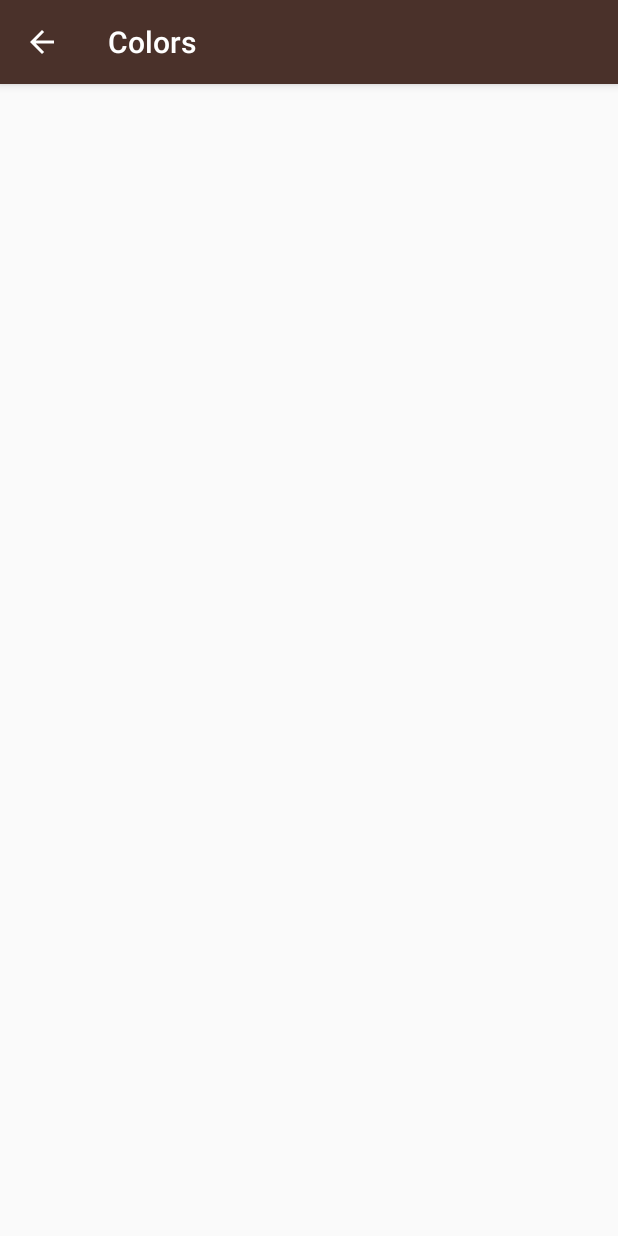
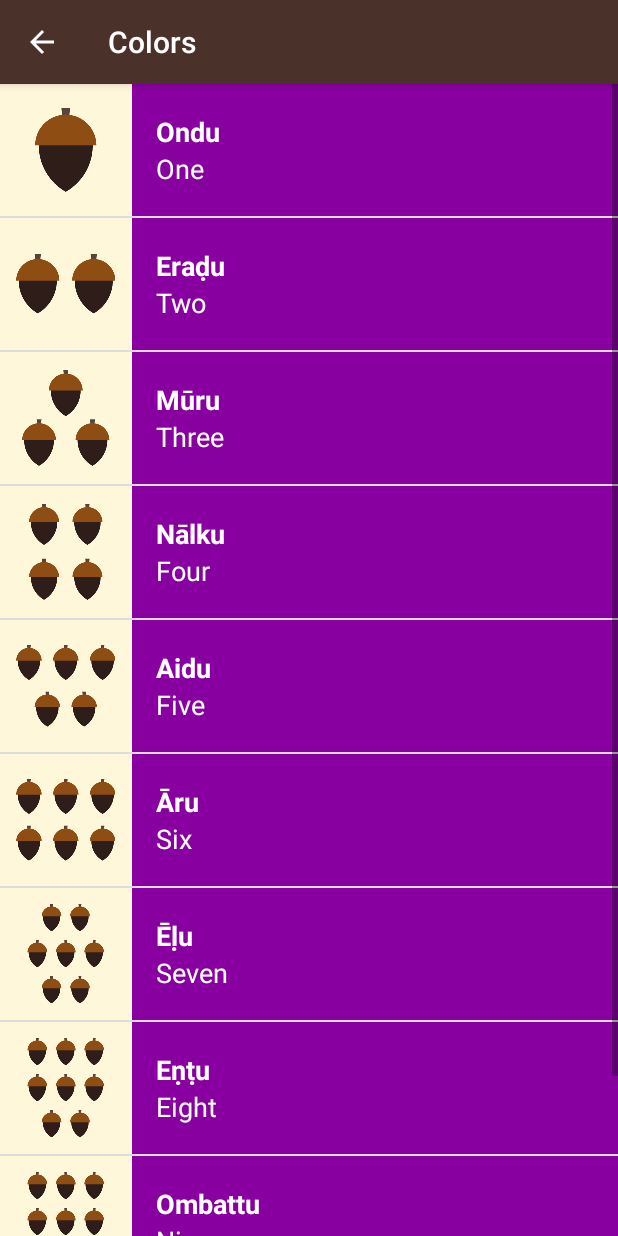
Before and after one commit to vivit1006117/LearnAnyLanguage, an Android app: the screen it shows after launch (ColorsActivity), after a tap on "Colors", on a phone screen of 412 x 824 dp. Run offline under Robolectric (Android 15) with nearby library versions, the light colour scheme and no system bars.

Commit message:
basic flow

```diff
--- a/app/build.gradle
+++ b/app/build.gradle
@@ -25,4 +25,5 @@ dependencies {
     compile 'com.android.support:appcompat-v7:23.3.0'
     compile 'com.android.support:support-v4:23.3.0'
     compile 'com.android.support:design:23.3.0'
+    compile 'com.fasterxml.jackson.core:jackson-databind:2.8.6'
 }
--- a/app/src/main/java/com/example/android/learnLanguage/MainActivity.java
+++ b/app/src/main/java/com/example/android/learnLanguage/MainActivity.java
@@ -5,6 +5,11 @@ import android.os.Bundle;
 import android.support.v7.app.AppCompatActivity;
 import android.view.View;
 import android.widget.TextView;
+
+import com.example.android.learnLanguage.commonWords.ColorsActivity;
+import com.example.android.learnLanguage.commonWords.FamilyActivity;
+import com.example.android.learnLanguage.commonWords.NumbersActivity;
+import com.example.android.learnLanguage.commonWords.PhrasesActivity;
 
 public class MainActivity extends AppCompatActivity {
 
--- /dev/null
+++ b/app/src/main/java/com/example/android/learnLanguage/commonWords/ColorsActivity.java
@@ -0,0 +1,55 @@
+/*
+ * Copyright (C) 2016 The Android Open Source Project
+ *
+ * Licensed under the Apache License, Version 2.0 (the "License");
+ * you may not use this file except in compliance with the License.
+ * You may obtain a copy of the License at
+ *
+ *      http://www.apache.org/licenses/LICENSE-2.0
+ *
+ * Unless required by applicable law or agreed to in writing, software
+ * distributed under the License is distributed on an "AS IS" BASIS,
+ * WITHOUT WARRANTIES OR CONDITIONS OF ANY KIND, either express or implied.
+ * See the License for the specific language governing permissions and
+ * limitations under the License.
+ */
+package com.example.android.learnLanguage.commonWords;
+
+import android.os.Bundle;
+import android.support.v7.app.AppCompatActivity;
+import android.widget.ListView;
+
+import com.example.android.learnLanguage.R;
+import com.example.android.learnLanguage.word.Word;
+import com.example.android.learnLanguage.word.WordAdapter;
+
+import java.util.ArrayList;
+
+import static com.example.android.learnLanguage.R.layout.custom_list_layout;
+
+public class ColorsActivity extends AppCompatActivity {
+
+    @Override
+    protected void onCreate(Bundle savedInstanceState) {
+        super.onCreate(savedInstanceState);
+        setContentView(R.layout.activity_colors);
+        ArrayList<Word> words = new ArrayList<>();
+        words.add(new Word("One", "Ondu", R.mipmap.number_one));
+        words.add(new Word("Two", "Eraḍu", R.mipmap.number_two));
+        words.add(new Word("Three", "Mūru", R.mipmap.number_three));
+        words.add(new Word("Four", "Nālku", R.mipmap.number_four));
+        words.add(new Word("Five", "Aidu", R.mipmap.number_five));
+        words.add(new Word("Six", "Āru", R.mipmap.number_six));
+        words.add(new Word("Seven", "Ēḷu", R.mipmap.number_seven));
+        words.add(new Word("Eight", "Eṇṭu", R.mipmap.number_eight));
+        words.add(new Word("Nine", "Ombattu", R.mipmap.number_nine));
+        words.add(new Word("Ten", "Hattu", R.mipmap.number_ten));
+
+        WordAdapter itemsAdapter = new WordAdapter(this, custom_list_layout, words, R.color.category_colors);
+
+        ListView listView = (ListView) findViewById(R.id.color_list);
+
+        assert listView != null;
+        listView.setAdapter(itemsAdapter);
+    }
+}
--- a/app/src/main/java/com/example/android/learnLanguage/FamilyActivity.java
+++ b/app/src/main/java/com/example/android/learnLanguage/commonWords/FamilyActivity.java
@@ -13,10 +13,12 @@
  * See the License for the specific language governing permissions and
  * limitations under the License.
  */
-package com.example.android.learnLanguage;
+package com.example.android.learnLanguage.commonWords;
 
 import android.support.v7.app.AppCompatActivity;
 import android.os.Bundle;
+
+import com.example.android.learnLanguage.R;
 
 public class FamilyActivity extends AppCompatActivity {
 
--- /dev/null
+++ b/app/src/main/java/com/example/android/learnLanguage/word/Word.java
@@ -0,0 +1,39 @@
+package com.example.android.learnLanguage.word;
+
+import android.view.View;
+
+public class Word {
+    private final String fromLanguageText;
+    private final String toLanguageText;
+    private int imagePath;
+    private int imageVisibility;
+
+    public Word(String fromLanguageText, String toLanguageText, int imagePath) {
+        this.fromLanguageText  =fromLanguageText;
+        this.toLanguageText  = toLanguageText;
+        this.imagePath = imagePath;
+        this.imageVisibility = View.VISIBLE;
+    }
+
+    public Word(String fromLanguageText, String toLanguageText) {
+        this.fromLanguageText = fromLanguageText;
+        this.toLanguageText = toLanguageText;
+        this.imageVisibility = View.GONE;
+    }
+
+    public String getFromLanguageText() {
+        return fromLanguageText;
+    }
+
+    public String getToLanguageText() {
+        return toLanguageText;
+    }
+
+    public int getImagePath() {
+        return imagePath;
+    }
+
+    public int getImageVisibility() {
+        return imageVisibility;
+    }
+}
--- /dev/null
+++ b/app/src/main/java/com/example/android/learnLanguage/word/WordAdapter.java
@@ -0,0 +1,51 @@
+package com.example.android.learnLanguage.word;
+
+import android.content.Context;
+import android.support.v4.content.ContextCompat;
+import android.view.LayoutInflater;
+import android.view.View;
+import android.view.ViewGroup;
+import android.widget.ArrayAdapter;
+import android.widget.ImageView;
+import android.widget.LinearLayout;
+import android.widget.TextView;
+
+import com.example.android.learnLanguage.R;
+
+import java.util.ArrayList;
+
+public class WordAdapter extends ArrayAdapter<Word> {
+
+    private int backGroundColor;
+
+    public WordAdapter(Context context, int custom_list_layout, ArrayList<Word> words, int backgroundColor) {
+        super(context, custom_list_layout, words);
+        this.backGroundColor = backgroundColor;
+    }
+
+    @Override
+    public View getView(int position, View convertView, ViewGroup parent) {
+        View listItemView = convertView;
+
+        assert listItemView == null;
+        listItemView = LayoutInflater.from(getContext()).inflate(R.layout.custom_list_layout, parent, false);
+
+        Word currentAndroidFlavor = getItem(position);
+
+        ImageView imagePath = (ImageView) listItemView.findViewById(R.id.related_image);
+        imagePath.setImageResource(currentAndroidFlavor.getImagePath());
+        imagePath.setVisibility(currentAndroidFlavor.getImageVisibility());
+
+        View textField = listItemView.findViewById(R.id.text_field);
+        int color = ContextCompat.getColor(getContext(), backGroundColor);
+        textField.setBackgroundColor(color);
+
+        TextView formLanguage = (TextView) listItemView.findViewById(R.id.from_text);
+        formLanguage.setText(currentAndroidFlavor.getFromLanguageText());
+
+        TextView toLanguage = (TextView) listItemView.findViewById(R.id.to_text);
+        toLanguage.setText(currentAndroidFlavor.getToLanguageText());
+
+        return listItemView;
+    }
+}
--- a/app/src/main/res/layout/activity_colors.xml
+++ b/app/src/main/res/layout/activity_colors.xml
@@ -1,26 +1,10 @@
 <?xml version="1.0" encoding="utf-8"?>
-<!-- Copyright (C) 2016 The Android Open Source Project
-
-     Licensed under the Apache License, Version 2.0 (the "License");
-     you may not use this file except in compliance with the License.
-     You may obtain a copy of the License at
-
-          http://www.apache.org/licenses/LICENSE-2.0
-
-     Unless required by applicable law or agreed to in writing, software
-     distributed under the License is distributed on an "AS IS" BASIS,
-     WITHOUT WARRANTIES OR CONDITIONS OF ANY KIND, either express or implied.
-     See the License for the specific language governing permissions and
-     limitations under the License.
--->
-<RelativeLayout xmlns:android="http://schemas.android.com/apk/res/android"
+<ListView xmlns:android="http://schemas.android.com/apk/res/android"
+    android:id="@+id/color_list"
     xmlns:tools="http://schemas.android.com/tools"
     android:layout_width="match_parent"
     android:layout_height="match_parent"
-    android:paddingBottom="@dimen/activity_vertical_margin"
-    android:paddingLeft="@dimen/activity_horizontal_margin"
-    android:paddingRight="@dimen/activity_horizontal_margin"
-    android:paddingTop="@dimen/activity_vertical_margin"
-    tools:context="com.example.android.learnLanguage.ColorsActivity">
+    tools:context=".commonWords.ColorsActivity"
+    android:orientation="vertical">
 
-</RelativeLayout>
+</ListView>
--- a/app/src/main/res/layout/activity_family.xml
+++ b/app/src/main/res/layout/activity_family.xml
@@ -21,6 +21,6 @@
     android:paddingLeft="@dimen/activity_horizontal_margin"
     android:paddingRight="@dimen/activity_horizontal_margin"
     android:paddingTop="@dimen/activity_vertical_margin"
-    tools:context="com.example.android.learnLanguage.FamilyActivity">
+    tools:context=".commonWords.FamilyActivity">
 
 </RelativeLayout>
--- a/app/src/main/res/layout/activity_phrases.xml
+++ b/app/src/main/res/layout/activity_phrases.xml
@@ -21,6 +21,6 @@
     android:paddingLeft="@dimen/activity_horizontal_margin"
     android:paddingRight="@dimen/activity_horizontal_margin"
     android:paddingTop="@dimen/activity_vertical_margin"
-    tools:context="com.example.android.learnLanguage.PhrasesActivity">
+    tools:context=".commonWords.PhrasesActivity">
 
 </RelativeLayout>
--- /dev/null
+++ b/app/src/main/res/layout/custom_list_layout.xml
@@ -0,0 +1,43 @@
+<?xml version="1.0" encoding="utf-8"?>
+<LinearLayout xmlns:android="http://schemas.android.com/apk/res/android"
+    xmlns:tools="http://schemas.android.com/tools"
+    android:layout_width="match_parent"
+    android:layout_height="@dimen/list_item_height"
+    android:orientation="horizontal">
+
+    <ImageView
+        android:layout_width="@dimen/list_item_height"
+        android:layout_height="@dimen/list_item_height"
+        android:id="@+id/related_image"
+        tools:src="@mipmap/number_one"
+        android:background="#FFF7DA"/>
+
+    <LinearLayout
+        android:layout_width="match_parent"
+        android:layout_height="match_parent"
+        android:gravity="center_vertical"
+        android:id="@+id/text_field"
+        android:paddingLeft="16dp"
+        android:orientation="vertical">
+
+        <TextView
+            android:layout_marginTop="16dp"
+            android:id="@+id/to_text"
+            android:layout_width="match_parent"
+            android:layout_height="wrap_content"
+            android:textSize="18sp"
+            android:textStyle="bold"
+            android:textColor="#FFFFFF"
+            tools:text="Ondu" />
+
+        <TextView
+            android:id="@+id/from_text"
+            android:layout_marginBottom="16dp"
+            android:textColor="#FFFFFF"
+            android:textSize="18sp"
+            android:layout_width="match_parent"
+            android:layout_height="wrap_content"
+            tools:text="One" />
+    </LinearLayout>
+
+</LinearLayout>
--- a/app/src/main/res/values/colors.xml
+++ b/app/src/main/res/values/colors.xml
@@ -34,4 +34,5 @@
 
     <!-- Background color for the phrases category -->
     <color name="category_phrases">#16AFCA</color>
+
 </resources>
```
Also changed, not shown: app/src/main/AndroidManifest.xml (+4 -4 lines), app/src/main/java/com/example/android/learnLanguage/NumbersActivity.java (deleted, +0 -37 lines), app/src/main/java/com/example/android/learnLanguage/PhrasesActivity.java (deleted, +0 -28 lines), app/src/main/java/com/example/android/learnLanguage/Utilities/MapValues.java (added, +45 -0 lines), app/src/main/java/com/example/android/learnLanguage/commonWords/NumbersActivity.java (added, +26 -0 lines), app/src/main/java/com/example/android/learnLanguage/commonWords/PhrasesActivity.java (renamed from app/src/main/java/com/example/android/learnLanguage/ColorsActivity.java, +5 -3 lines), app/src/main/res/layout/activity_numbers.xml (+2 -6 lines), app/src/main/res/mipmap-xxhdpi/family_father.png (added), 2 other files.
